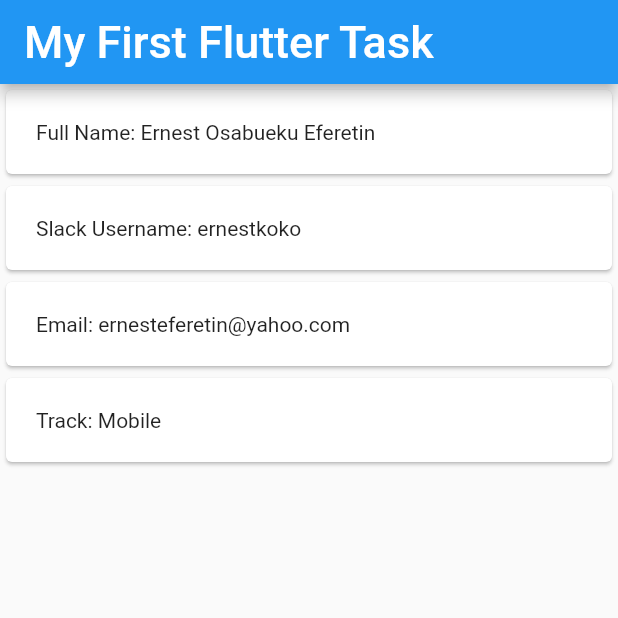
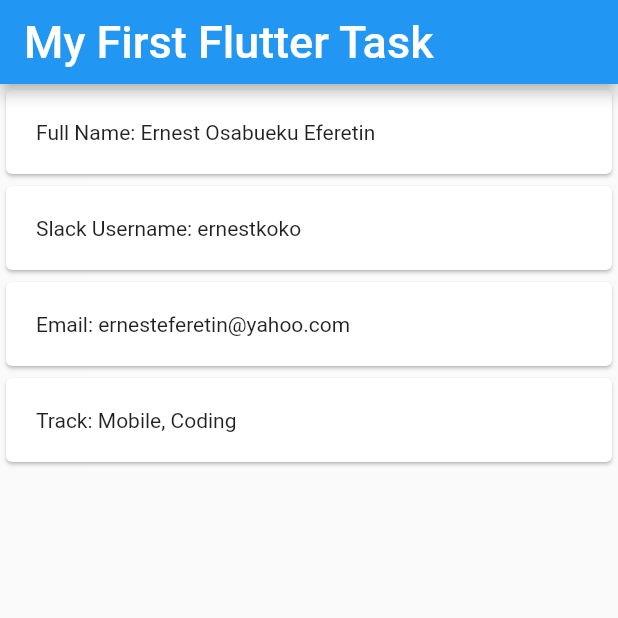
Before and after one commit to ernestkoko/detailsapp, a Flutter app: the screen it shows after launch, on a phone screen of 412 x 824 dp, the top half of it. Run offline on Flutter 3.47's test engine with Material 2 defaults, Android fonts, the phone set to English and light mode, and no system bars.

Commit message:
updated my track

```diff
--- a/lib/main.dart
+++ b/lib/main.dart
@@ -30,7 +30,7 @@ class Body extends StatelessWidget{
         Card(
           child: Padding(
             padding: EdgeInsets.all(20.0),
-            child: Text('Track: Mobile'),
+            child: Text('Track: Mobile, Coding'),
 
           ),
         )
```
